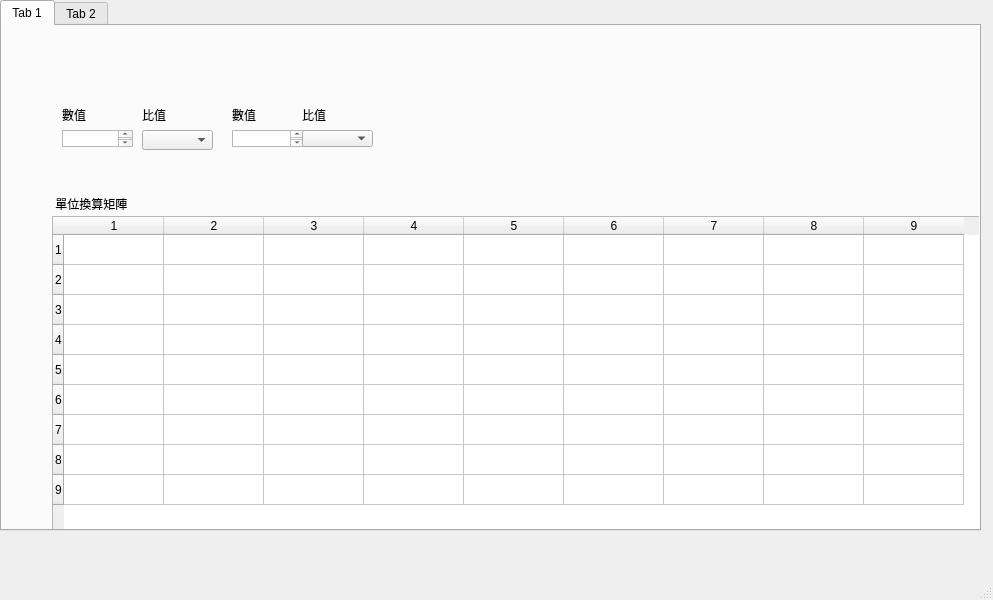
Old version of the form mainwindow.ui in the repository markscat/Scientific_computing.
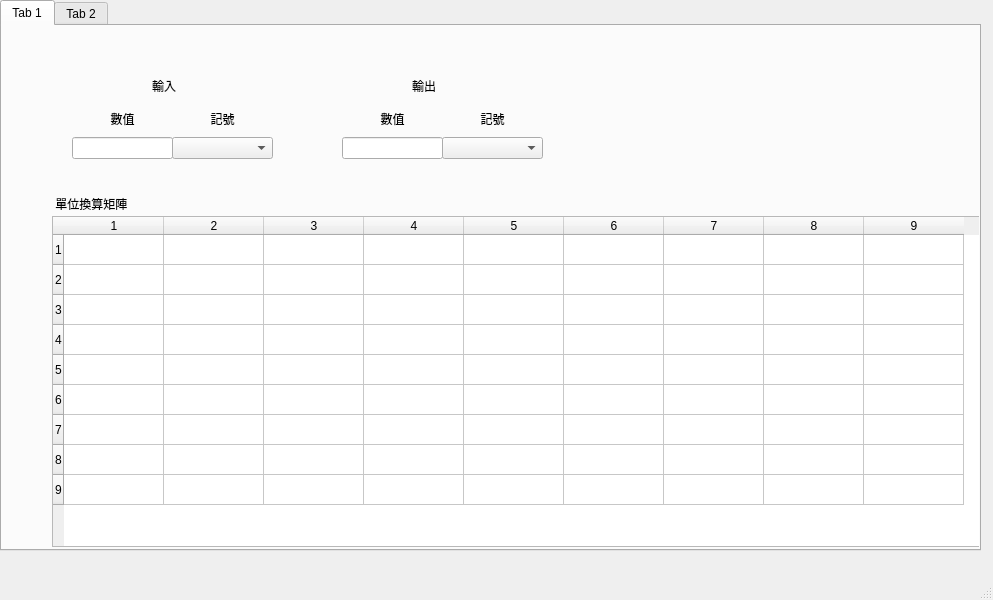
New version of the form.

```diff
--- a/mainwindow.ui
+++ b/mainwindow.ui
@@ -20,7 +20,7 @@
       <x>0</x>
       <y>0</y>
       <width>981</width>
-      <height>531</height>
+      <height>551</height>
      </rect>
     </property>
     <widget class="QWidget" name="tab">
@@ -32,7 +32,7 @@
        <rect>
         <x>50</x>
         <y>170</y>
-        <width>81</width>
+        <width>101</width>
         <height>16</height>
        </rect>
       </property>
@@ -74,64 +74,77 @@
       <column/>
       <column/>
      </widget>
-     <widget class="QWidget" name="">
+     <widget class="QWidget" name="layoutWidget">
       <property name="geometry">
        <rect>
-        <x>60</x>
+        <x>70</x>
         <y>80</y>
-        <width>71</width>
-        <height>41</height>
+        <width>101</width>
+        <height>53</height>
        </rect>
       </property>
-      <layout class="QVBoxLayout" name="verticalLayout">
+      <layout class="QVBoxLayout" name="input_Layout">
        <item>
         <widget class="QLabel" name="label_3">
          <property name="text">
           <string>數值</string>
          </property>
+         <property name="alignment">
+          <set>Qt::AlignmentFlag::AlignCenter</set>
+         </property>
         </widget>
        </item>
        <item>
-        <widget class="QPlainTextEdit" name="plainTextEdit"/>
+        <widget class="QLineEdit" name="Input_lineEdit"/>
        </item>
       </layout>
      </widget>
-     <widget class="QWidget" name="">
+     <widget class="QWidget" name="layoutWidget">
       <property name="geometry">
        <rect>
-        <x>230</x>
+        <x>340</x>
         <y>80</y>
-        <width>73</width>
-        <height>41</height>
+        <width>101</width>
+        <height>53</height>
        </rect>
       </property>
-      <layout class="QVBoxLayout" name="verticalLayout_3">
+      <layout class="QVBoxLayout" name="output_Layout">
        <item>
         <widget class="QLabel" name="label_5">
          <property name="text">
           <string>數值</string>
          </property>
+         <property name="alignment">
+          <set>Qt::AlignmentFlag::AlignCenter</set>
+         </property>
         </widget>
        </item>
        <item>
-        <widget class="QPlainTextEdit" name="plainTextEdit_2"/>
+        <widget class="QLineEdit" name="Outputput_lineEdit">
+         <property name="readOnly">
+          <bool>true</bool>
+         </property>
+        </widget>
        </item>
       </layout>
      </widget>
-     <widget class="QWidget" name="">
+     <widget class="QWidget" name="layoutWidget">
       <property name="geometry">
        <rect>
-        <x>300</x>
+        <x>440</x>
         <y>80</y>
-        <width>71</width>
-        <height>41</height>
+        <width>101</width>
+        <height>53</height>
        </rect>
       </property>
-      <layout class="QVBoxLayout" name="verticalLayout_4">
+      <layout class="QVBoxLayout" name="output_Note_Layout">
        <item>
         <widget class="QLabel" name="label_6">
          <property name="text">
-          <string>比值</string>
+          <string>記號</string>
+         </property>
+         <property name="alignment">
+          <set>Qt::AlignmentFlag::AlignCenter</set>
          </property>
         </widget>
        </item>
@@ -140,20 +153,23 @@
        </item>
       </layout>
      </widget>
-     <widget class="QWidget" name="">
+     <widget class="QWidget" name="layoutWidget">
       <property name="geometry">
        <rect>
-        <x>140</x>
+        <x>170</x>
         <y>80</y>
-        <width>71</width>
-        <height>44</height>
+        <width>101</width>
+        <height>53</height>
        </rect>
       </property>
-      <layout class="QVBoxLayout" name="verticalLayout_2">
+      <layout class="QVBoxLayout" name="Input_Note_Layout">
        <item>
         <widget class="QLabel" name="label_4">
          <property name="text">
-          <string>比值</string>
+          <string>記號</string>
+         </property>
+         <property name="alignment">
+          <set>Qt::AlignmentFlag::AlignCenter</set>
          </property>
         </widget>
        </item>
@@ -162,6 +178,32 @@
        </item>
       </layout>
      </widget>
+     <widget class="QLabel" name="label_2">
+      <property name="geometry">
+       <rect>
+        <x>150</x>
+        <y>50</y>
+        <width>63</width>
+        <height>19</height>
+       </rect>
+      </property>
+      <property name="text">
+       <string>輸入</string>
+      </property>
+     </widget>
+     <widget class="QLabel" name="label_7">
+      <property name="geometry">
+       <rect>
+        <x>410</x>
+        <y>50</y>
+        <width>63</width>
+        <height>19</height>
+       </rect>
+      </property>
+      <property name="text">
+       <string>輸出</string>
+      </property>
+     </widget>
     </widget>
     <widget class="QWidget" name="tab_2">
      <attribute name="title">
```
Left out of the diff: 4 changed lines with no effect on the pictures.
